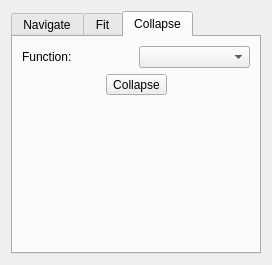
Old version of the form glue/viewers/profile/qt/profile_tools.ui in the repository glue-viz/glue.
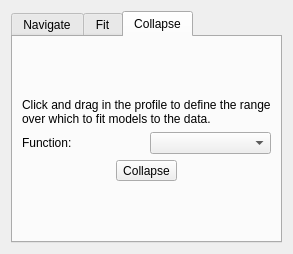
New version of the form. The open tabs and pages were chosen to show the change.

```diff
--- a/glue/viewers/profile/qt/profile_tools.ui
+++ b/glue/viewers/profile/qt/profile_tools.ui
@@ -6,8 +6,8 @@
    <rect>
     <x>0</x>
     <y>0</y>
-    <width>272</width>
-    <height>265</height>
+    <width>293</width>
+    <height>254</height>
    </rect>
   </property>
   <property name="windowTitle">
@@ -119,6 +119,29 @@
        <string>Collapse</string>
       </attribute>
       <layout class="QVBoxLayout" name="verticalLayout_4">
+       <item>
+        <spacer name="verticalSpacer_4">
+         <property name="orientation">
+          <enum>Qt::Vertical</enum>
+         </property>
+         <property name="sizeHint" stdset="0">
+          <size>
+           <width>20</width>
+           <height>40</height>
+          </size>
+         </property>
+        </spacer>
+       </item>
+       <item>
+        <widget class="QLabel" name="label_4">
+         <property name="text">
+          <string>Click and drag in the profile to define the range over which to fit models to the data.</string>
+         </property>
+         <property name="wordWrap">
+          <bool>true</bool>
+         </property>
+        </widget>
+       </item>
        <item>
         <layout class="QHBoxLayout" name="horizontalLayout_3">
          <item>
```
Left out of the diff: 25 changed lines with no effect on the pictures.
